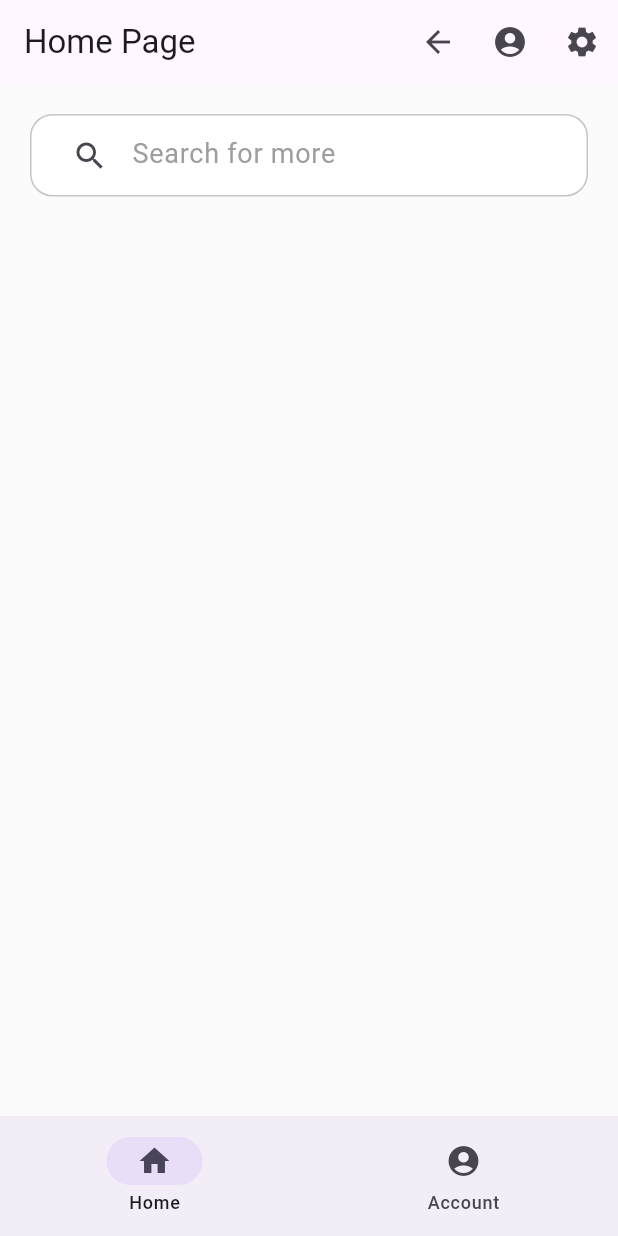
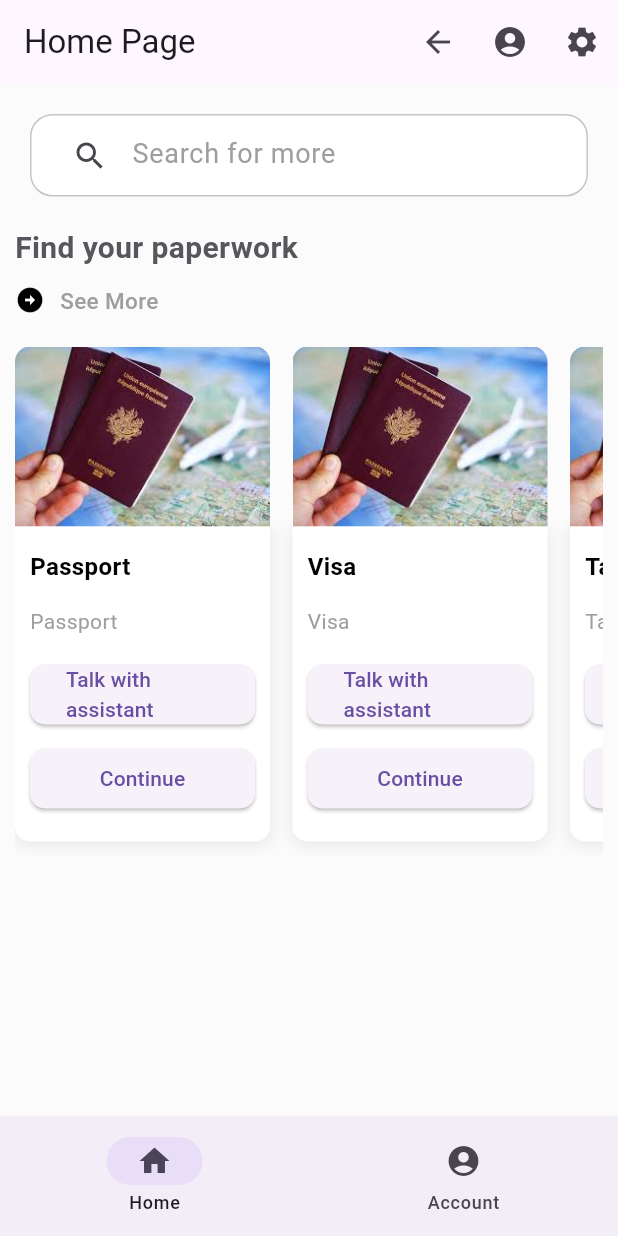
Before and after one commit to Evan-Lab/DocRoadMap-Archive, a Flutter app: the screen it shows after launch, on a phone screen of 412 x 824 dp. Run offline on Flutter 3.47's test engine with Material 3 defaults, Android fonts, the light colour scheme and no system bars; our stand-ins replace go_router; accounts and stored records are empty.

Commit message:
feat(home & account): add slider for paperwork and begining of account profile

```diff
--- a/docroadmap/lib/src/component/account/component_account_login.dart
+++ b/docroadmap/lib/src/component/account/component_account_login.dart
@@ -30,7 +30,7 @@ class _LoginFormState extends State<LoginForm> {
       key: _formKey,
       child: Column(
         children: [
-          ((userInfo != null) ? Text(userInfo.firstName) : Text("Login")),
+          ((userInfo != null) ? Text(userInfo.firstName) : const Text("Login")),
           Container(
             margin: const EdgeInsets.only(bottom: 30, top: 30),
             child: TextFormField(
@@ -74,15 +74,15 @@ class _LoginFormState extends State<LoginForm> {
               ),
               onPressed: () {
                 if (_formKey.currentState!.validate()) {
+                  // ignore: unused_local_variable
                   var emailVal = emailController.text;
+                  // ignore: unused_local_variable
                   var passwordVal = passwordController.text;
 
                   ScaffoldMessenger.of(context).showSnackBar(
                     const SnackBar(content: Text("Sending, please wait...")),
                   );
                   FocusScope.of(context).requestFocus(FocusNode());
-
-                  var prov = context.read<UserProvider>();
 
 
                 }
--- /dev/null
+++ b/docroadmap/lib/src/component/card/hz_cardA.dart
@@ -0,0 +1,141 @@
+import 'package:flutter/material.dart';
+import 'package:app/src/component/reusable/class.dart';
+import 'package:app/src/tools/constant.dart';
+
+class CardHzA extends StatefulWidget {
+  const CardHzA({
+    Key? key,
+    required this.item,
+    required this.index,
+    required this.widthVal,
+    required this.mediaHeightVal,
+    required this.infoHeightVal,
+  }) : super(key: key);
+
+  final Paper item;
+  final int index;
+  final double widthVal;
+  final double mediaHeightVal;
+  final double infoHeightVal;
+
+  @override
+  _CardHzAState createState() => _CardHzAState();
+}
+
+class _CardHzAState extends State<CardHzA> {
+
+  @override
+  Widget build(BuildContext context) {
+    return Container(
+      width: widget.widthVal,
+      margin: const EdgeInsets.only(top: 10.0, right: 15),
+      child: Column(
+        mainAxisAlignment: MainAxisAlignment.start,
+        crossAxisAlignment: CrossAxisAlignment.start,
+        children: [
+          Center(
+            child: Stack(
+              children: [
+                GestureDetector(
+                  onTap: () {
+
+                  },
+                  child: Container(
+                    width: double.infinity,
+                    height: widget.mediaHeightVal,
+                    padding: EdgeInsets.all(fixPadding * 1.5),
+                    alignment: Alignment.bottomLeft,
+                    decoration: const BoxDecoration(
+                      image: const DecorationImage(
+                         image: AssetImage('assets/passport.jpg'),
+                        fit: BoxFit.cover,
+                      ),
+                      borderRadius: BorderRadius.vertical(
+                        top: Radius.circular(10.0),
+                      ),
+                  ),
+                ),
+                )
+              ],
+            ),
+          ),
+          Container(
+            width: double.infinity,
+            height: widget.infoHeightVal,
+            padding: const EdgeInsets.all(10.0),
+            decoration: BoxDecoration(
+              color: const Color(0xffffffff),
+              borderRadius: const BorderRadius.only(
+                bottomRight: Radius.circular(10.0),
+                bottomLeft: Radius.circular(10.0),
+              ),
+              boxShadow: [
+                BoxShadow(
+                  color: Colors.grey.withOpacity(0.2),
+                  spreadRadius: 1,
+                  blurRadius: 8,
+                  offset: const Offset(0, 2),
+                ),
+              ],
+            ),
+            child: Column(
+              mainAxisAlignment: MainAxisAlignment.start,
+              crossAxisAlignment: CrossAxisAlignment.start,
+              children: [
+                const SizedBox(height: 5.0),
+                Text(
+                  widget.item.title,
+                  style: const TextStyle(
+                    fontSize: 16.0,
+                    fontWeight: FontWeight.bold,
+                    color: Colors.black,
+                  ),
+                ),
+                const SizedBox(height: 15.0),
+                Text(
+                  widget.item.description,
+                  style: const TextStyle(
+                    fontSize: 14.0,
+                    color: Colors.grey,
+                  ),
+                ),
+                const SizedBox(height: 15.0),
+                ElevatedButton(
+                  onPressed: () {
+                  },
+                  style: ElevatedButton.styleFrom(
+                    //primary: Colors.white,
+                    //onPrimary: Colors.black,
+                    shape: RoundedRectangleBorder(
+                      borderRadius: BorderRadius.circular(10),
+                    ),
+                  ),
+                  child: Container(
+                    width: double.infinity,
+                    child: const Center(child: Text('Talk with assistant')),
+                  ),
+                ),
+                const SizedBox(height: 8.0),
+                ElevatedButton(
+                  onPressed: () {
+                  },
+                  style: ElevatedButton.styleFrom(
+                    //primary: Colors.white,
+                    //onPrimary: Colors.black,
+                    shape: RoundedRectangleBorder(
+                      borderRadius: BorderRadius.circular(10),
+                    ),
+                  ),
+                  child: Container(
+                    width: double.infinity,
+                    child: const Center(child: Text('Continue')),
+                  ),
+                ),
+              ],
+            ),
+          ),
+        ],
+      ),
+    );
+  }
+}
--- /dev/null
+++ b/docroadmap/lib/src/component/card/profile_card.dart
@@ -0,0 +1,70 @@
+import 'package:flutter/material.dart';
+
+class ProfileCard extends StatelessWidget {
+  final String firstName;
+  final String lastName;
+  final String email;
+
+  const ProfileCard({
+    Key? key,
+    required this.firstName,
+    required this.lastName,
+    required this.email,
+  }) : super(key: key);
+
+  @override
+  Widget build(BuildContext context) {
+    return Container(
+      child: Padding(
+        padding: const EdgeInsets.all(16.0),
+        child: Column(
+          crossAxisAlignment: CrossAxisAlignment.center,
+          children: [
+            const CircleAvatar(
+              radius: 40,
+              backgroundImage: AssetImage('assets/passport.jpg'),
+            ),
+            const SizedBox(width: 16),
+            const SizedBox(height: 40),
+            Column(
+              crossAxisAlignment: CrossAxisAlignment.center,
+              children: [
+                Text(
+                  '$firstName $lastName',
+                  style: const TextStyle(
+                    fontSize: 20,
+                    fontWeight: FontWeight.bold,
+                  ),
+                ),
+                const SizedBox(height: 40),
+                Text(
+                  email,
+                  style: TextStyle(
+                    fontSize: 16,
+                    color: Colors.grey[600],
+                  ),
+                ),
+                const SizedBox(height: 40),
+            ElevatedButton(
+              onPressed: () {
+
+              },
+              style: ElevatedButton.styleFrom(
+                shape: RoundedRectangleBorder(
+                  borderRadius: BorderRadius.circular(10),
+                ),
+                padding: const EdgeInsets.symmetric(horizontal: 40, vertical: 12),
+              ),
+              child: const Text(
+                'Log Out',
+                style: TextStyle(fontSize: 16),
+              ),
+            ),
+              ],
+            ),
+          ],
+        ),
+      ),
+    );
+  }
+}
--- /dev/null
+++ b/docroadmap/lib/src/component/card/slidder_hz_cardA.dart
@@ -0,0 +1,85 @@
+import 'package:app/src/component/card/hz_cardA.dart';
+import 'package:app/src/component/reusable/class.dart';
+import 'package:app/src/tools/constant.dart';
+import 'package:flutter/material.dart';
+
+class SliderPaperHome extends StatefulWidget {
+  const SliderPaperHome({
+    Key? key,
+  }) : super(key: key);
+
+  @override
+  _SliderPaperHome createState() => _SliderPaperHome();
+}
+
+class _SliderPaperHome extends State<SliderPaperHome> {
+  final List<Paper> lstItems = [
+    Paper(title: 'Passport', description: 'Passport', imageUrl: 'assets/passport.jpg'),
+    Paper(title: 'Visa', description: 'Visa', imageUrl: 'assets/visa.jpg'),
+    Paper(title: 'Taxes', description: 'Taxes', imageUrl: 'assets/taxes.jpg'),
+  ];
+  @override
+  Widget build(BuildContext context) {
+    String sliderTitle = 'Find your paperwork';
+
+    const double compoWidth = 170.0;
+    const double compoHeight = 350.0;
+    const double compoMediaHeight = 120.0;
+    const double compoInfoHeight = 210.0;
+
+    double wh = MediaQuery.of(context).size.width;
+    double hg = compoHeight;
+
+    return Column(
+      mainAxisAlignment: MainAxisAlignment.start,
+      crossAxisAlignment: CrossAxisAlignment.start,
+      children: [
+        Padding(
+          padding: EdgeInsets.only(
+              right: fixPadding * 1.0, left: fixPadding * 1.0, bottom: 10),
+          child: Text(sliderTitle, style: greyHeadingTextStyle),
+        ),
+        Padding(
+          padding: EdgeInsets.only(
+              right: fixPadding * 1.0, left: fixPadding * 1.0, bottom: 10),
+          child: GestureDetector(
+              onTap: () {
+              },
+              child: Row(
+                mainAxisAlignment: MainAxisAlignment.start,
+                crossAxisAlignment: CrossAxisAlignment.start,
+                children: [
+                  const Icon(Icons.arrow_circle_right,
+                      color: Color(0xff000000), size: 20.0),
+                  const SizedBox(width: 10.0),
+                  Text('See More', style: smallBoldGreyTextStyle),
+                ],
+              )),
+        ),
+        Padding(
+          padding:
+              EdgeInsets.only(right: fixPadding * 1.0, left: fixPadding * 1.0),
+          child: SizedBox(
+            width: wh,
+            height: hg,
+            child: ListView.builder(
+              itemCount: lstItems.length,
+              scrollDirection: Axis.horizontal,
+              physics: const BouncingScrollPhysics(),
+              itemBuilder: (context, index) {
+                return InkWell(
+                    child: CardHzA(
+                  item: lstItems[index],
+                  index: index,
+                  mediaHeightVal: compoMediaHeight,
+                  infoHeightVal: compoInfoHeight,
+                  widthVal: compoWidth,
+                ));
+              },
+            ),
+          ),
+        ),
+      ],
+    );
+  }
+}
--- /dev/null
+++ b/docroadmap/lib/src/component/reusable/class.dart
@@ -0,0 +1,7 @@
+class Paper {
+  final String title;
+  final String description;
+  final String imageUrl;
+
+  Paper({required this.title, required this.description, required this.imageUrl});
+}
--- a/docroadmap/lib/src/component/reusable/search_bar.dart
+++ b/docroadmap/lib/src/component/reusable/search_bar.dart
@@ -22,7 +22,7 @@ class SearchBarItem extends StatelessWidget {
         decoration: InputDecoration(
           hintText: 'Search for more',
           hintStyle: greyNormalTextStyle,
-          prefixIcon: Icon(Icons.search),
+          prefixIcon: const Icon(Icons.search),
           border: InputBorder.none,
           contentPadding: EdgeInsets.only(
               top: fixPadding * 0.78, bottom: fixPadding * 0.78),
--- a/docroadmap/lib/src/page/account/account_page.dart
+++ b/docroadmap/lib/src/page/account/account_page.dart
@@ -1,4 +1,5 @@
 
+import 'package:app/src/component/card/profile_card.dart';
 import 'package:app/src/tools/settings/settings_view.dart';
 import 'package:flutter/material.dart';
 
@@ -80,6 +81,12 @@ class PageAccount extends StatelessWidget {
 
         ],
       ),
+       body: ListView(
+        children: const [
+          ProfileCard(firstName: 'test', lastName: 'test', email: 'test.test@test.test')
+        ]
+      ),
     );
+
   }
 }
--- a/docroadmap/lib/src/page/home/home_page.dart
+++ b/docroadmap/lib/src/page/home/home_page.dart
@@ -1,4 +1,5 @@
 
+import 'package:app/src/component/card/slidder_hz_cardA.dart';
 import 'package:app/src/component/reusable/search_bar.dart';
 import 'package:app/src/page/account/login_page.dart';
 import 'package:app/src/page/account/sign_up_page.dart';
@@ -115,6 +116,7 @@ class PageHomeMain extends StatelessWidget {
       body: ListView(
         children: const [
           SearchBarItem(),
+          SliderPaperHome(),
         ]
       ),
     );
--- a/docroadmap/pubspec.yaml
+++ b/docroadmap/pubspec.yaml
@@ -20,3 +20,5 @@ dev_dependencies:
 
 flutter:
   uses-material-design: true
+  assets:
+    - assets/
```
Also changed, not shown: docroadmap/lib/src/component/account/component_account_sign_up.dart (+8 -0 lines), docroadmap/assets/passport.jpg (added), docroadmap/assets/taxes.jpg (added), docroadmap/assets/visa.jpg (added), 1 other file.
